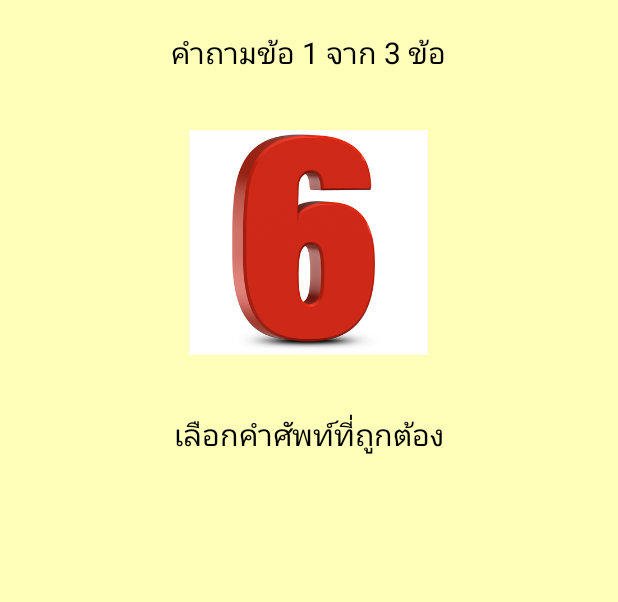
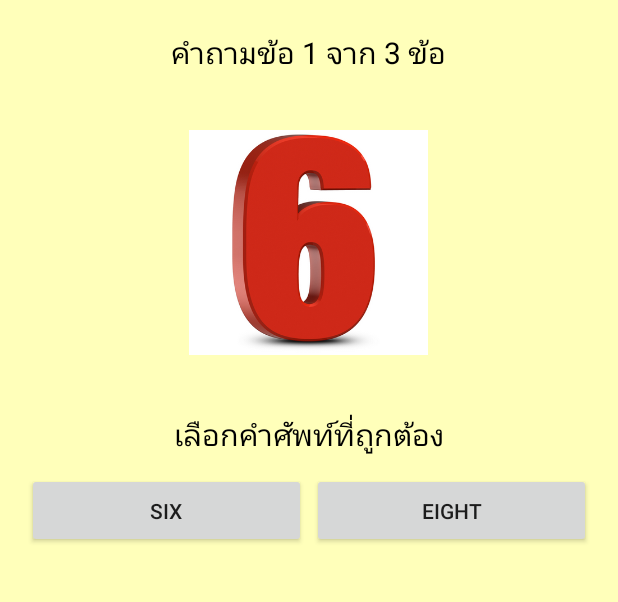
Before and after one commit to 3bugs/WordQuizGame_Class_SU, an Android app: the GameActivity screen opened directly, with no data from a screen before it, on a phone screen of 412 x 824 dp, the part 176-778 px from its top. Run offline under Robolectric (Android 15) with nearby library versions, the phone set to English and light mode, and no system bars.

Commit message:
Add submitGuess method in GameActivity

```diff
--- a/app/src/main/java/com/example/wordquizgame/GameActivity.java
+++ b/app/src/main/java/com/example/wordquizgame/GameActivity.java
@@ -1,5 +1,6 @@
 package com.example.wordquizgame;
 
+import android.content.Context;
 import android.content.Intent;
 import android.content.res.AssetManager;
 import android.graphics.drawable.Drawable;
@@ -7,8 +8,12 @@
 import android.support.v7.app.AppCompatActivity;
 import android.os.Bundle;
 import android.util.Log;
+import android.view.LayoutInflater;
+import android.view.View;
+import android.widget.Button;
 import android.widget.ImageView;
 import android.widget.TableLayout;
+import android.widget.TableRow;
 import android.widget.TextView;
 
 import org.w3c.dom.Text;
@@ -182,6 +187,72 @@
         for (String w : mChoiceWordList) {
             Log.i(TAG, w);
         }
+
+        createChoiceButtons();
+    }
+
+    private void createChoiceButtons() {
+        for (int row = 0; row < mButtonTableLayout.getChildCount(); row++) {
+            TableRow tr = (TableRow) mButtonTableLayout.getChildAt(row);
+            tr.removeAllViews();
+        }
+
+        LayoutInflater inflater = (LayoutInflater) getSystemService(
+                Context.LAYOUT_INFLATER_SERVICE);
+
+        for (int row = 0; row < mNumChoices / 2; row++) {
+            TableRow tr = (TableRow) mButtonTableLayout.getChildAt(row);
+
+            for (int column = 0; column < 2; column++) {
+                Button guessButton = (Button) inflater.inflate(R.layout.guess_button, tr, false);
+                guessButton.setText(mChoiceWordList.remove(0));
+                guessButton.setOnClickListener(new View.OnClickListener() {
+                    @Override
+                    public void onClick(View v) {
+                        submitGuess((Button) v);
+                    }
+                });
+
+                tr.addView(guessButton);
+            }
+        }
+    }
+
+    private void submitGuess(Button guessButton) {
+        String guessWord = guessButton.getText().toString();
+        String answerWord = getWord(mAnswerFileName);
+
+        mTotalGuesses++;
+
+        // ตอบถูก
+        if (guessWord.equals(answerWord)) {
+            mScore++;
+
+            String msg = guessWord + " ถูกต้องนะคร้าบบบ";
+            mAnswerTextView.setText(msg);
+            mAnswerTextView.setTextColor(getResources().getColor(android.R.color.holo_green_dark));
+
+            disableAllButtons();
+        }
+        // ตอบผิด
+        else {
+            String msg = "ผิดครับ ลองใหม่นะครับ";
+            mAnswerTextView.setText(msg);
+            mAnswerTextView.setTextColor(getResources().getColor(android.R.color.holo_red_dark));
+
+            guessButton.setEnabled(false);
+        }
+
+    }
+
+    private void disableAllButtons() {
+        for (int row = 0; row < mButtonTableLayout.getChildCount(); row++) {
+            TableRow tr = (TableRow) mButtonTableLayout.getChildAt(row);
+
+            for (int column = 0; column < tr.getChildCount(); column++) {
+                tr.getChildAt(column).setEnabled(false);
+            }
+        }
     }
 
     private String getWord(String fileName) {
--- /dev/null
+++ b/app/src/main/res/layout/guess_button.xml
@@ -0,0 +1,6 @@
+<Button xmlns:android="http://schemas.android.com/apk/res/android"
+    android:id="@+id/newGuessButton"
+    android:layout_width="0dp"
+    android:layout_height="50dp"
+    android:layout_margin="2dp"
+    android:layout_weight="1" />
```
